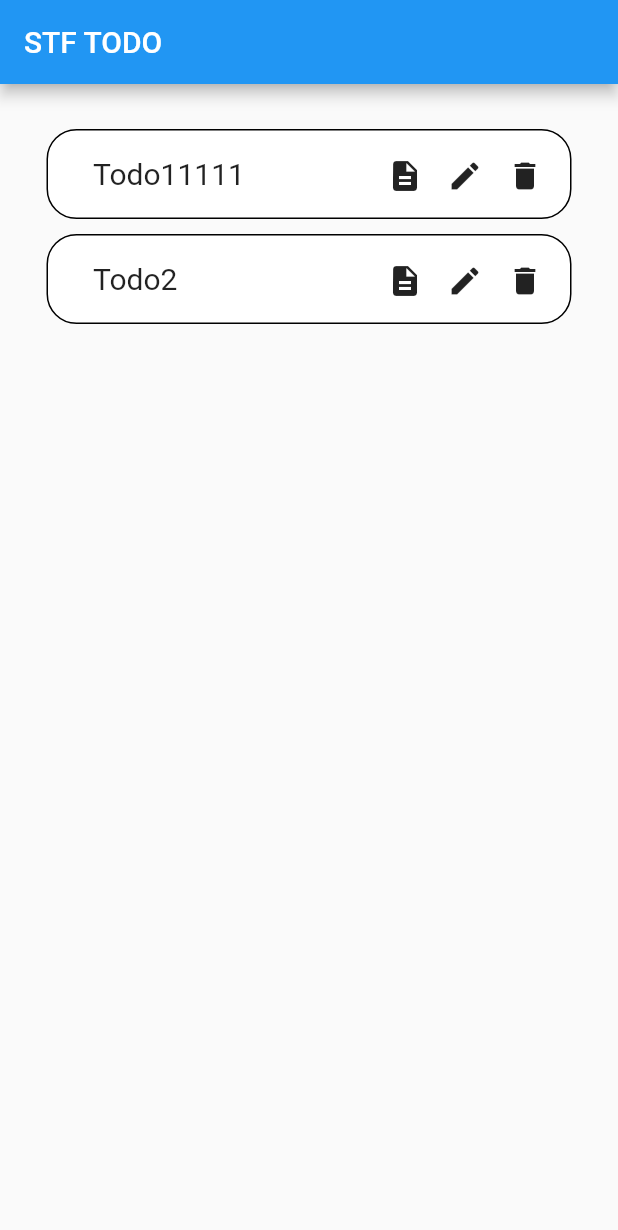
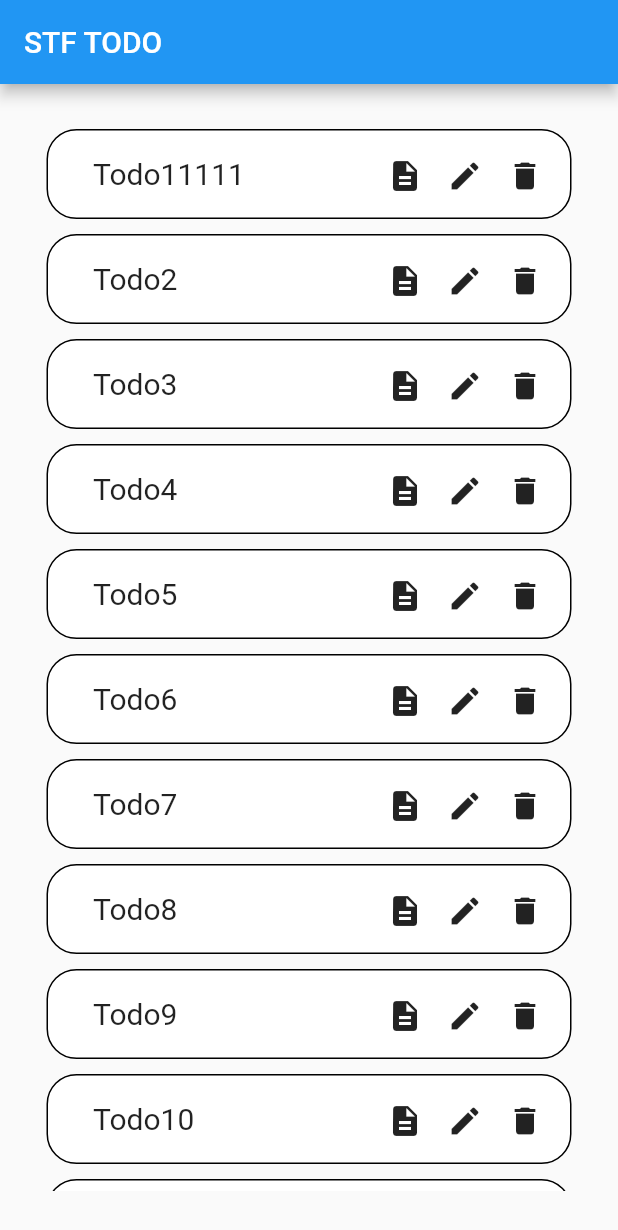
Before and after one commit to YukiOnishi1129/flutter_stf_todo_sample, a Flutter app: the screen it shows after launch, on a phone screen of 412 x 824 dp. Shown: the top 1230 px of the screen. Run offline on Flutter 3.47's test engine with Material 2 defaults, Android fonts, the phone set to English and light mode, and no system bars.

Commit message:
スクロールビュー確認

```diff
--- a/lib/constants/data.dart
+++ b/lib/constants/data.dart
@@ -15,4 +15,74 @@ final List<Todo> todoList = [
     DateTime.now(),
     DateTime.now(),
   ),
+  Todo(
+    '3',
+    'Todo3',
+    'todo content3',
+    DateTime.now(),
+    DateTime.now(),
+  ),
+  Todo(
+    '4',
+    'Todo4',
+    'todo content4',
+    DateTime.now(),
+    DateTime.now(),
+  ),
+  Todo(
+    '5',
+    'Todo5',
+    'todo content5',
+    DateTime.now(),
+    DateTime.now(),
+  ),
+  Todo(
+    '6',
+    'Todo6',
+    'todo content6',
+    DateTime.now(),
+    DateTime.now(),
+  ),
+  Todo(
+    '7',
+    'Todo7',
+    'todo content7',
+    DateTime.now(),
+    DateTime.now(),
+  ),
+  Todo(
+    '8',
+    'Todo8',
+    'todo content8',
+    DateTime.now(),
+    DateTime.now(),
+  ),
+  Todo(
+    '9',
+    'Todo9',
+    'todo content9',
+    DateTime.now(),
+    DateTime.now(),
+  ),
+  Todo(
+    '10',
+    'Todo10',
+    'todo content10',
+    DateTime.now(),
+    DateTime.now(),
+  ),
+  Todo(
+    '11',
+    'Todo11',
+    'todo content11',
+    DateTime.now(),
+    DateTime.now(),
+  ),
+  Todo(
+    '12',
+    'Todo12',
+    'todo content12',
+    DateTime.now(),
+    DateTime.now(),
+  ),
 ];
```
